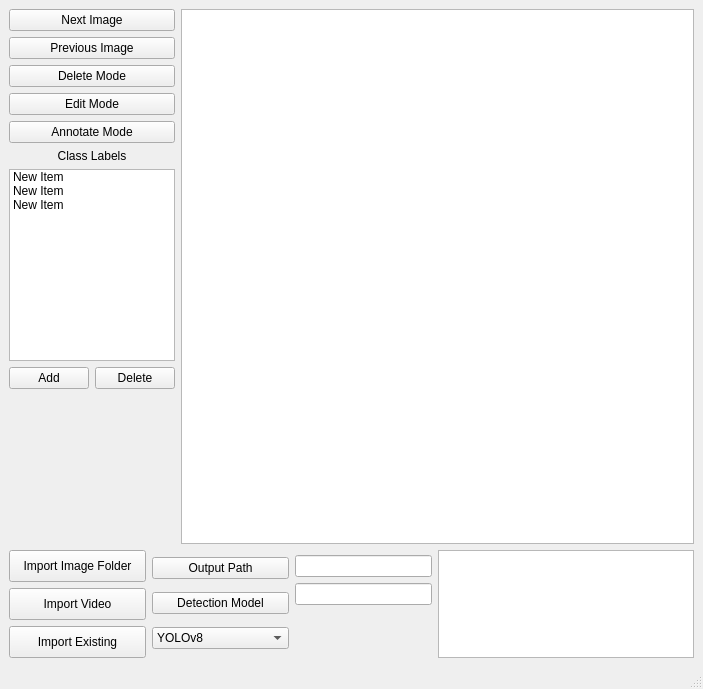
Old version of the form UIDesignerFiles/mainWindow.ui in the repository jeremiahgivens/OpenImageAnnotater.
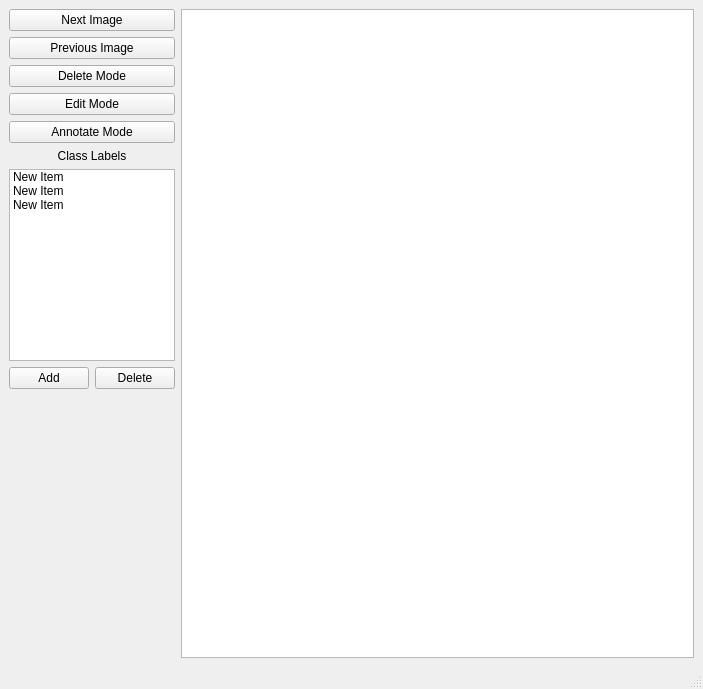
New version of the form.

Commit message: Moved settings widgets to new widget (window). Need to update extension classes. Also need to add a button to switch back to main window.

```diff
--- a/UIDesignerFiles/mainWindow.ui
+++ b/UIDesignerFiles/mainWindow.ui
@@ -16,7 +16,7 @@
   <widget class="QWidget" name="centralwidget">
    <layout class="QVBoxLayout" name="verticalLayout_6">
     <item>
-     <layout class="QVBoxLayout" name="verticalLayout_5" stretch="6,1">
+     <layout class="QVBoxLayout" name="verticalLayout_5" stretch="6">
       <item>
        <layout class="QHBoxLayout" name="horizontalLayout_5" stretch="1,7">
         <item>
@@ -144,176 +144,6 @@
         </item>
        </layout>
       </item>
-      <item>
-       <layout class="QHBoxLayout" name="horizontalLayout">
-        <item>
-         <layout class="QVBoxLayout" name="verticalLayout">
-          <item>
-           <widget class="QPushButton" name="importImageFolder">
-            <property name="sizePolicy">
-             <sizepolicy hsizetype="Expanding" vsizetype="Fixed">
-              <horstretch>0</horstretch>
-              <verstretch>0</verstretch>
-             </sizepolicy>
-            </property>
-            <property name="minimumSize">
-             <size>
-              <width>0</width>
-              <height>32</height>
-             </size>
-            </property>
-            <property name="baseSize">
-             <size>
-              <width>0</width>
-              <height>0</height>
-             </size>
-            </property>
-            <property name="text">
-             <string>Import Image Folder</string>
-            </property>
-           </widget>
-          </item>
-          <item>
-           <widget class="QPushButton" name="importVideo">
-            <property name="sizePolicy">
-             <sizepolicy hsizetype="Expanding" vsizetype="Fixed">
-              <horstretch>0</horstretch>
-              <verstretch>0</verstretch>
-             </sizepolicy>
-            </property>
-            <property name="minimumSize">
-             <size>
-              <width>0</width>
-              <height>32</height>
-             </size>
-            </property>
-            <property name="text">
-             <string>Import Video</string>
-            </property>
-           </widget>
-          </item>
-          <item>
-           <widget class="QPushButton" name="importExisting">
-            <property name="sizePolicy">
-             <sizepolicy hsizetype="Expanding" vsizetype="Fixed">
-              <horstretch>0</horstretch>
-              <verstretch>0</verstretch>
-             </sizepolicy>
-            </property>
-            <property name="minimumSize">
-             <size>
-              <width>0</width>
-              <height>32</height>
-             </size>
-            </property>
-            <property name="text">
-             <string>Import Existing</string>
-            </property>
-           </widget>
-          </item>
-         </layout>
-        </item>
-        <item>
-         <layout class="QVBoxLayout" name="verticalLayout_2">
-          <property name="topMargin">
-           <number>0</number>
-          </property>
-          <property name="bottomMargin">
-           <number>0</number>
-          </property>
-          <item>
-           <widget class="QPushButton" name="browseOutputPath">
-            <property name="sizePolicy">
-             <sizepolicy hsizetype="Expanding" vsizetype="Fixed">
-              <horstretch>0</horstretch>
-              <verstretch>0</verstretch>
-             </sizepolicy>
-            </property>
-            <property name="text">
-             <string>Output Path</string>
-            </property>
-           </widget>
-          </item>
-          <item>
-           <widget class="QPushButton" name="browseModelPath">
-            <property name="sizePolicy">
-             <sizepolicy hsizetype="Expanding" vsizetype="Fixed">
-              <horstretch>0</horstretch>
-              <verstretch>0</verstretch>
-             </sizepolicy>
-            </property>
-            <property name="text">
-             <string>Detection Model</string>
-            </property>
-           </widget>
-          </item>
-          <item>
-           <widget class="QComboBox" name="outputFormat">
-            <property name="sizePolicy">
-             <sizepolicy hsizetype="Expanding" vsizetype="Fixed">
-              <horstretch>0</horstretch>
-              <verstretch>0</verstretch>
-             </sizepolicy>
-            </property>
-            <item>
-             <property name="text">
-              <string>YOLOv8</string>
-             </property>
-            </item>
-            <item>
-             <property name="text">
-              <string>YOLOv5</string>
-             </property>
-            </item>
-           </widget>
-          </item>
-         </layout>
-        </item>
-        <item>
-         <layout class="QVBoxLayout" name="verticalLayout_4">
-          <property name="topMargin">
-           <number>5</number>
-          </property>
-          <item>
-           <widget class="QLineEdit" name="outputPath">
-            <property name="sizePolicy">
-             <sizepolicy hsizetype="Expanding" vsizetype="Fixed">
-              <horstretch>0</horstretch>
-              <verstretch>0</verstretch>
-             </sizepolicy>
-            </property>
-           </widget>
-          </item>
-          <item>
-           <widget class="QLineEdit" name="modelPath">
-            <property name="sizePolicy">
-             <sizepolicy hsizetype="Expanding" vsizetype="Fixed">
-              <horstretch>0</horstretch>
-              <verstretch>0</verstretch>
-             </sizepolicy>
-            </property>
-           </widget>
-          </item>
-          <item>
-           <spacer name="verticalSpacer_2">
-            <property name="orientation">
-             <enum>Qt::Vertical</enum>
-            </property>
-            <property name="sizeHint" stdset="0">
-             <size>
-              <width>20</width>
-              <height>40</height>
-             </size>
-            </property>
-           </spacer>
-          </item>
-         </layout>
-        </item>
-        <item>
-         <widget class="QTextEdit" name="infoTextEdit"/>
-        </item>
-       </layout>
-      </item>
      </layout>
     </item>
    </layout>
```
The commit also changes 5 other files.
